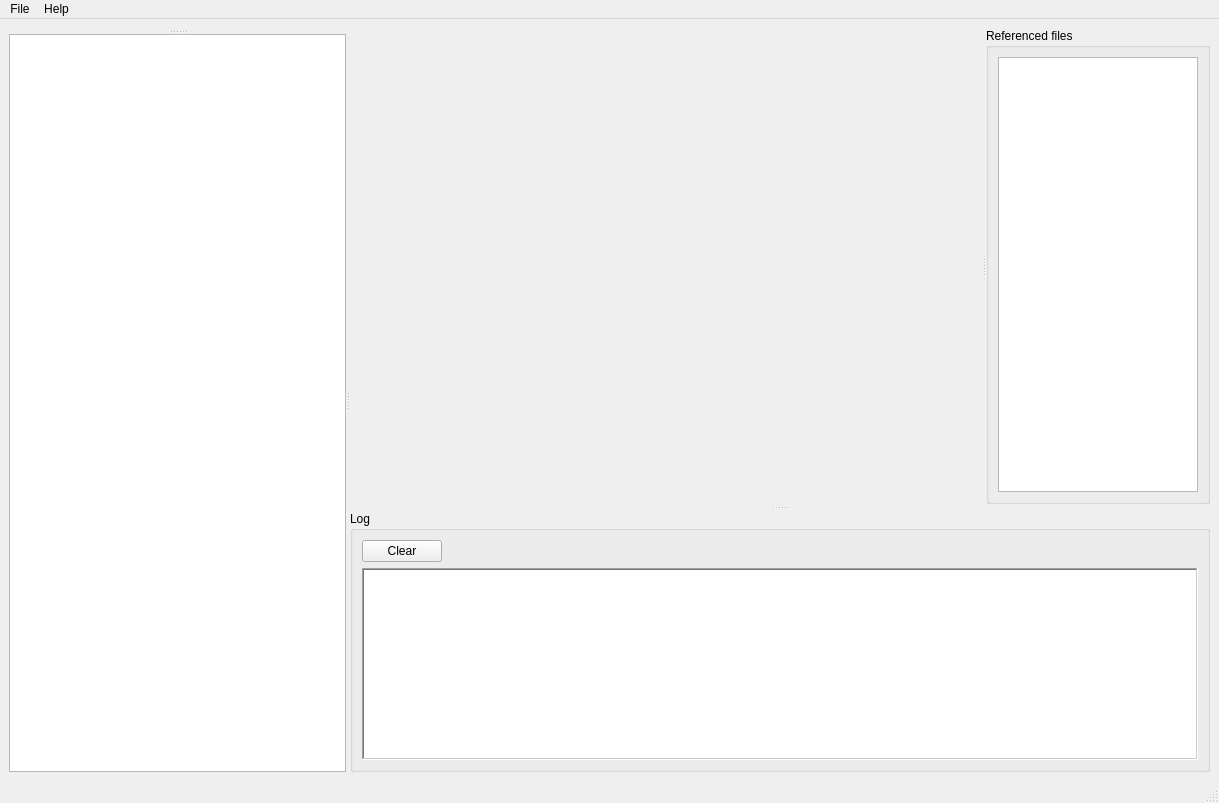
Old version of the form ui/main-window.ui in the repository michaelpm54/Ace3x.
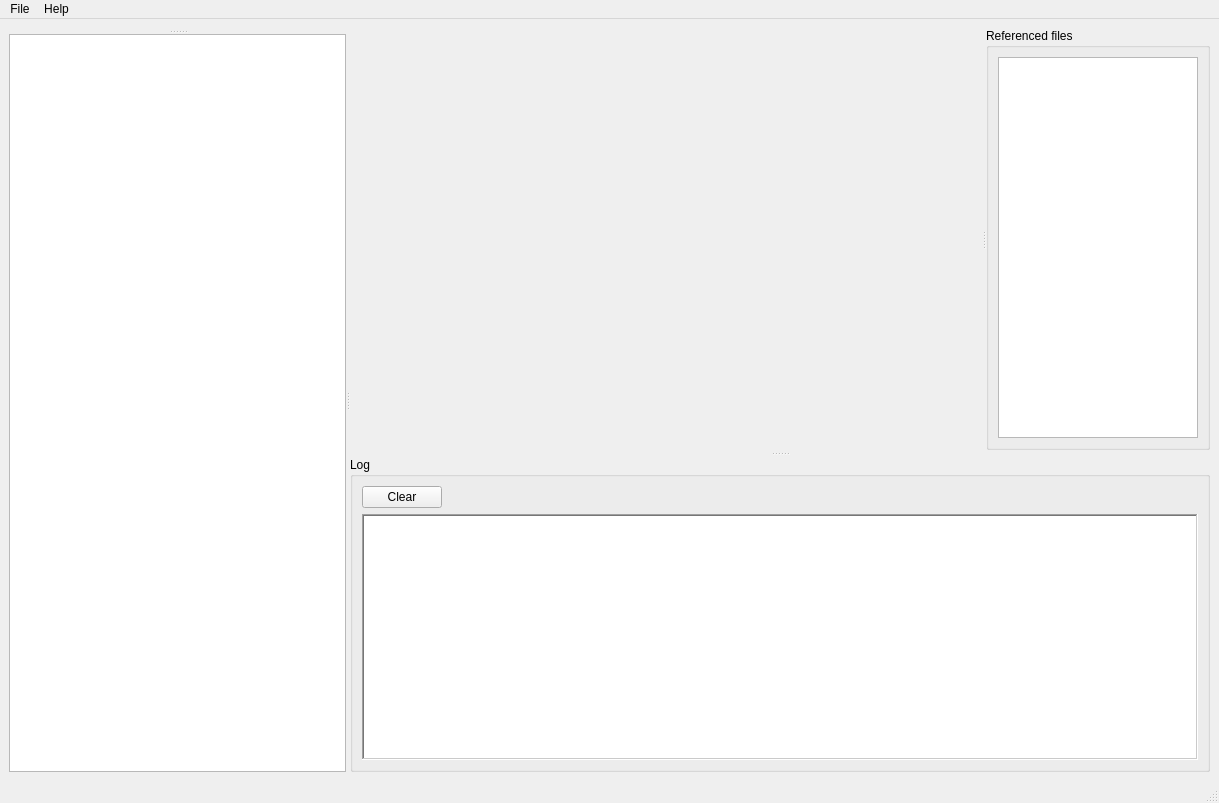
New version of the form. Custom widgets are drawn as their Qt base class.

Commit message: Make log smaller

What changed in the file:
```diff
--- a/ui/main-window.ui
+++ b/ui/main-window.ui
@@ -86,9 +86,9 @@
        </property>
        <widget class="QSplitter" name="view_ref_splitter">
         <property name="sizePolicy">
-         <sizepolicy hsizetype="Expanding" vsizetype="Preferred">
+         <sizepolicy hsizetype="Minimum" vsizetype="Minimum">
           <horstretch>0</horstretch>
-          <verstretch>8</verstretch>
+          <verstretch>3</verstretch>
          </sizepolicy>
         </property>
         <property name="orientation">
@@ -131,9 +131,9 @@
        </widget>
        <widget class="QGroupBox" name="groupBox">
         <property name="sizePolicy">
-         <sizepolicy hsizetype="Preferred" vsizetype="MinimumExpanding">
+         <sizepolicy hsizetype="Preferred" vsizetype="Maximum">
           <horstretch>0</horstretch>
-          <verstretch>3</verstretch>
+          <verstretch>2</verstretch>
          </sizepolicy>
         </property>
         <property name="title">
@@ -143,7 +143,7 @@
          <item row="2" column="1">
           <widget class="QPlainTextEdit" name="log">
            <property name="sizePolicy">
-            <sizepolicy hsizetype="MinimumExpanding" vsizetype="Expanding">
+            <sizepolicy hsizetype="Expanding" vsizetype="Expanding">
              <horstretch>0</horstretch>
              <verstretch>15</verstretch>
             </sizepolicy>
```
